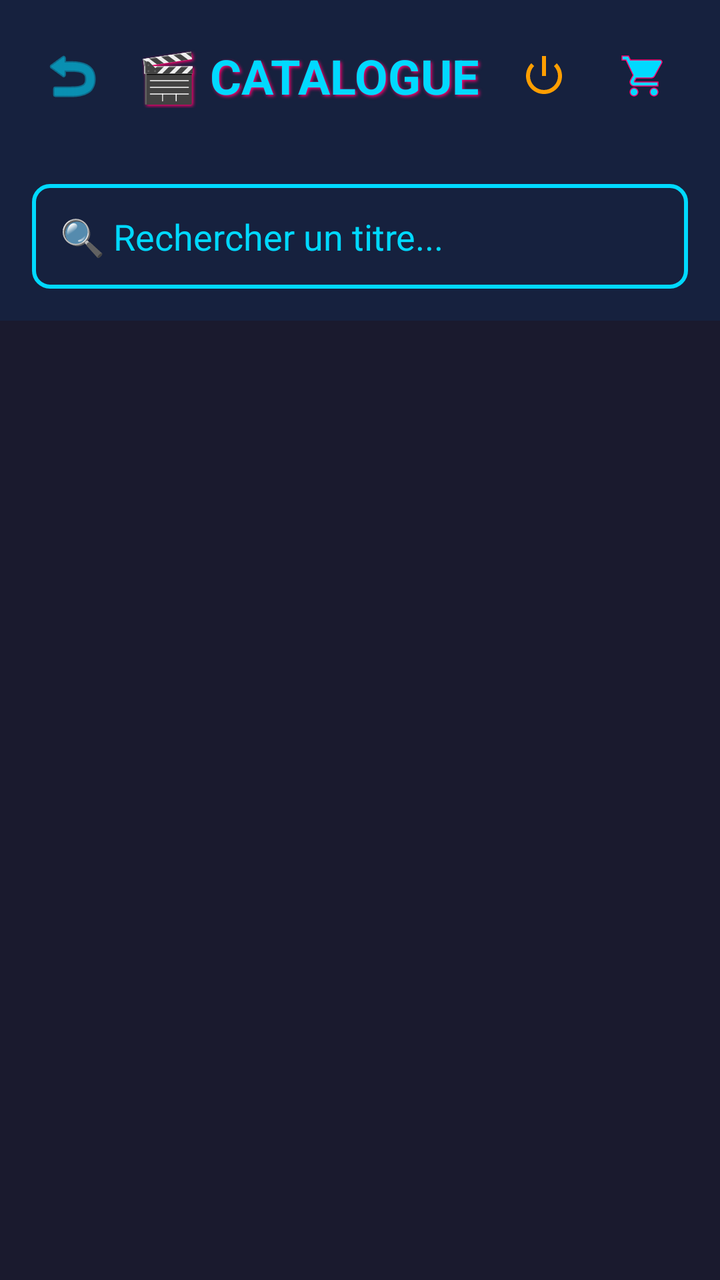
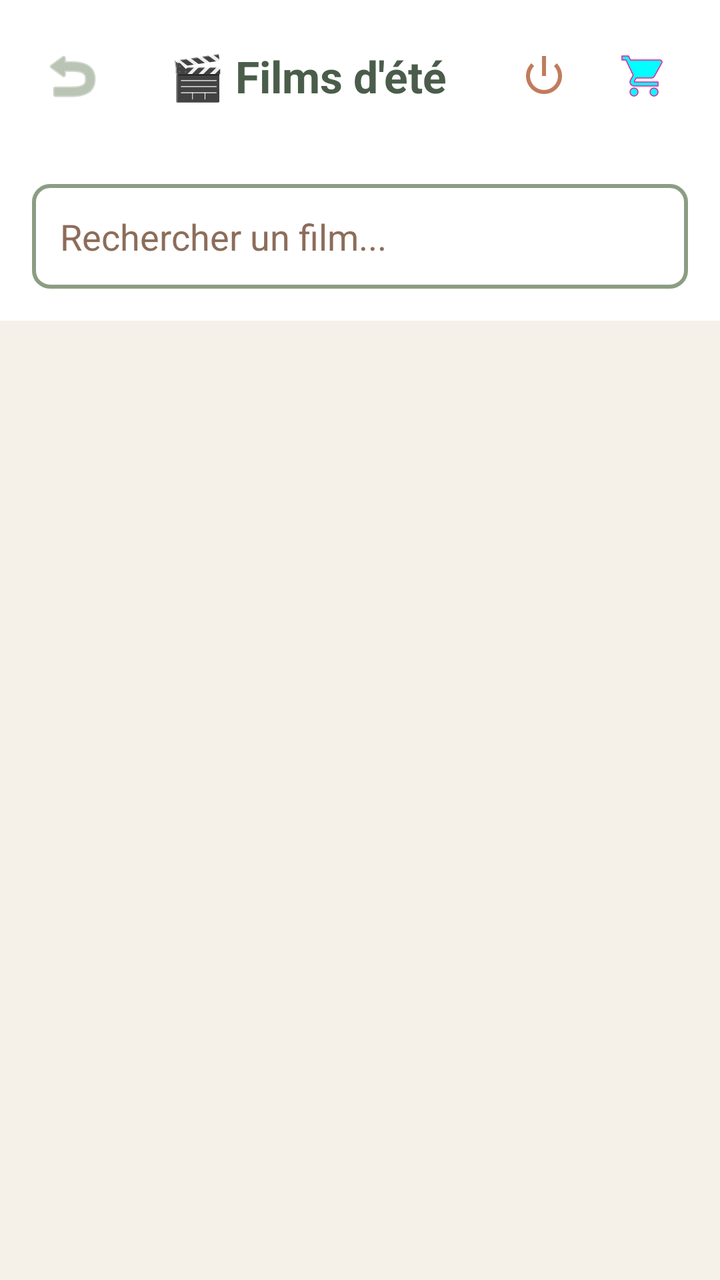

An Android layout rendered at two revisions. The XML below is the earlier revision; the diff shows what the commit changed to produce the second picture.
<!-- AndroidManifest.xml: application theme Theme.Applicationrftg -->
<!-- res/layout/activity_listefilms.xml -->
<?xml version="1.0" encoding="utf-8"?>
<LinearLayout xmlns:android="http://schemas.android.com/apk/res/android"
    android:layout_width="match_parent"
    android:layout_height="match_parent"
    android:orientation="vertical"
    android:background="@color/background_dark">

    
    <LinearLayout
        android:layout_width="match_parent"
        android:layout_height="wrap_content"
        android:orientation="horizontal"
        android:gravity="center_vertical"
        android:padding="16dp"
        android:background="@color/retro_light">

        <ImageButton
            android:id="@+id/btnRetour"
            android:layout_width="40dp"
            android:layout_height="40dp"
            android:background="?attr/selectableItemBackgroundBorderless"
            android:src="@android:drawable/ic_menu_revert"
            android:tint="@color/retro_cyan"
            android:contentDescription="Retour"/>

        <TextView
            android:id="@+id/tvHeader"
            android:layout_width="0dp"
            android:layout_height="wrap_content"
            android:layout_weight="1"
            android:text="🎬 CATALOGUE"
            android:textSize="24sp"
            android:textStyle="bold"
            android:textColor="@color/retro_cyan"
            android:shadowColor="@color/retro_pink"
            android:shadowDx="2"
            android:shadowDy="2"
            android:shadowRadius="4"
            android:gravity="center"/>

        
        <ImageButton
            android:id="@+id/btnDeconnexion"
            android:layout_width="40dp"
            android:layout_height="40dp"
            android:layout_marginRight="8dp"
            android:background="?attr/selectableItemBackgroundBorderless"
            android:src="@android:drawable/ic_lock_power_off"
            android:tint="@color/retro_orange"
            android:onClick="onDeconnexionClicked"
            android:contentDescription="Déconnexion"/>

        
        <FrameLayout
            android:layout_width="wrap_content"
            android:layout_height="wrap_content">

            <ImageButton
                android:id="@+id/btnPanier"
                android:layout_width="44dp"
                android:layout_height="44dp"
                android:background="?attr/selectableItemBackgroundBorderless"
                android:src="@drawable/ic_retro_cart"
                android:onClick="onPanierClicked"
                android:contentDescription="Panier"/>

            
            <TextView
                android:id="@+id/tvPanierBadge"
                android:layout_width="22dp"
                android:layout_height="22dp"
                android:layout_gravity="top|end"
                android:background="@drawable/retro_badge_background"
                android:gravity="center"
                android:text="0"
                android:textColor="@color/white"
                android:textSize="11sp"
                android:textStyle="bold"
                android:visibility="gone"/>

        </FrameLayout>
    </LinearLayout>

    
    <LinearLayout
        android:layout_width="match_parent"
        android:layout_height="wrap_content"
        android:orientation="horizontal"
        android:padding="16dp"
        android:background="@color/retro_light"
        android:focusable="true"
        android:focusableInTouchMode="true">

        <EditText
            android:id="@+id/searchBar"
            android:layout_width="match_parent"
            android:layout_height="wrap_content"
            android:hint="🔍 Rechercher un titre..."
            android:padding="14dp"
            android:textColor="@color/text_primary"
            android:textColorHint="@color/retro_cyan"
            android:background="@drawable/retro_edittext_background"
            android:inputType="text"
            android:maxLines="1"
            android:imeOptions="actionSearch"/>
    </LinearLayout>

    
    <FrameLayout
        android:layout_width="match_parent"
        android:layout_height="match_parent">

        
        <ListView
            android:id="@+id/listeFilms"
            android:layout_width="match_parent"
            android:layout_height="match_parent"
            android:divider="@android:color/transparent"
            android:dividerHeight="12dp"
            android:paddingLeft="16dp"
            android:paddingRight="16dp"
            android:paddingTop="8dp"
            android:paddingBottom="8dp"/>

        
        <ProgressBar
            android:id="@+id/progressBar"
            android:layout_width="wrap_content"
            android:layout_height="wrap_content"
            android:layout_gravity="center"
            android:indeterminateTint="@color/retro_cyan"
            android:visibility="gone"/>

    </FrameLayout>

</LinearLayout>
<!-- resources referenced by this layout -->
<resources>
  <color name="background_dark">#1A1A2E</color>
  <color name="retro_cyan">#00D9FF</color>
  <color name="retro_light">#16213E</color>
  <color name="retro_orange">#FF9E00</color>
  <color name="retro_pink">#FF006E</color>
  <color name="text_primary">#FFFFFF</color>
  <color name="white">#FFFFFFFF</color>
  <!-- drawable ic_retro_cart (drawable) -->
  <?xml version="1.0" encoding="utf-8"?>
  <vector xmlns:android="http://schemas.android.com/apk/res/android"
      android:width="24dp"
      android:height="24dp"
      android:viewportWidth="24"
      android:viewportHeight="24">
  
      
      <path
          android:fillColor="@color/retro_cyan"
          android:pathData="M7,18c-1.1,0 -1.99,0.9 -1.99,2S5.9,22 7,22s2,-0.9 2,-2 -0.9,-2 -2,-2zM1,2v2h2l3.6,7.59 -1.35,2.45c-0.16,0.28 -0.25,0.61 -0.25,0.96 0,1.1 0.9,2 2,2h12v-2L7.42,15c-0.14,0 -0.25,-0.11 -0.25,-0.25l0.03,-0.12 0.9,-1.63h7.45c0.75,0 1.41,-0.41 1.75,-1.03l3.58,-6.49c0.08,-0.14 0.12,-0.31 0.12,-0.48 0,-0.55 -0.45,-1 -1,-1L5.21,4l-0.94,-2L1,2zM17,18c-1.1,0 -1.99,0.9 -1.99,2s0.89,2 1.99,2 2,-0.9 2,-2 -0.9,-2 -2,-2z"/>
  
      
      <path
          android:strokeColor="@color/retro_pink"
          android:strokeWidth="0.5"
          android:fillColor="@android:color/transparent"
          android:pathData="M7,18c-1.1,0 -1.99,0.9 -1.99,2S5.9,22 7,22s2,-0.9 2,-2 -0.9,-2 -2,-2zM1,2v2h2l3.6,7.59 -1.35,2.45c-0.16,0.28 -0.25,0.61 -0.25,0.96 0,1.1 0.9,2 2,2h12v-2L7.42,15c-0.14,0 -0.25,-0.11 -0.25,-0.25l0.03,-0.12 0.9,-1.63h7.45c0.75,0 1.41,-0.41 1.75,-1.03l3.58,-6.49c0.08,-0.14 0.12,-0.31 0.12,-0.48 0,-0.55 -0.45,-1 -1,-1L5.21,4l-0.94,-2L1,2zM17,18c-1.1,0 -1.99,0.9 -1.99,2s0.89,2 1.99,2 2,-0.9 2,-2 -0.9,-2 -2,-2z"/>
  </vector>
  <!-- drawable retro_badge_background (drawable) -->
  <?xml version="1.0" encoding="utf-8"?>
  <shape xmlns:android="http://schemas.android.com/apk/res/android"
      android:shape="oval">
      <solid android:color="@color/retro_pink"/>
      <stroke
          android:width="2dp"
          android:color="@color/retro_yellow"/>
  </shape>
  <!-- drawable retro_edittext_background (drawable) -->
  <?xml version="1.0" encoding="utf-8"?>
  <shape xmlns:android="http://schemas.android.com/apk/res/android">
      <solid android:color="@color/card_background"/>
      <corners android:radius="8dp"/>
      <stroke
          android:width="2dp"
          android:color="@color/retro_cyan"/>
      <padding
          android:left="12dp"
          android:right="12dp"
          android:top="12dp"
          android:bottom="12dp"/>
  </shape>
  <style name="Theme.Applicationrftg" parent="Base.Theme.Applicationrftg" />
  <color name="retro_yellow">#FFD60A</color>
  <color name="card_background">#16213E</color>
  <style name="Base.Theme.Applicationrftg" parent="Theme.Material3.DayNight.NoActionBar">
          
          
      </style>
</resources>

<!-- the commit's change to res/layout/activity_listefilms.xml (unified diff, before → after) -->
@@ -12,7 +12,7 @@
         android:orientation="horizontal"
         android:gravity="center_vertical"
         android:padding="16dp"
-        android:background="@color/retro_light">
+        android:background="@color/card_background">
 
         <ImageButton
             android:id="@+id/btnRetour"
@@ -20,7 +20,7 @@
             android:layout_height="40dp"
             android:background="?attr/selectableItemBackgroundBorderless"
             android:src="@android:drawable/ic_menu_revert"
-            android:tint="@color/retro_cyan"
+            android:tint="@color/camping_sage"
             android:contentDescription="Retour"/>
 
         <TextView
@@ -28,14 +28,10 @@
             android:layout_width="0dp"
             android:layout_height="wrap_content"
             android:layout_weight="1"
-            android:text="🎬 CATALOGUE"
-            android:textSize="24sp"
+            android:text="🎬 Films d'été"
+            android:textSize="22sp"
             android:textStyle="bold"
-            android:textColor="@color/retro_cyan"
-            android:shadowColor="@color/retro_pink"
-            android:shadowDx="2"
-            android:shadowDy="2"
-            android:shadowRadius="4"
+            android:textColor="@color/camping_forest"
             android:gravity="center"/>
 
         
@@ -46,7 +42,7 @@
             android:layout_marginRight="8dp"
             android:background="?attr/selectableItemBackgroundBorderless"
             android:src="@android:drawable/ic_lock_power_off"
-            android:tint="@color/retro_orange"
+            android:tint="@color/camping_terracotta"
             android:onClick="onDeconnexionClicked"
             android:contentDescription="Déconnexion"/>
 
@@ -87,7 +83,7 @@
         android:layout_height="wrap_content"
         android:orientation="horizontal"
         android:padding="16dp"
-        android:background="@color/retro_light"
+        android:background="@color/card_background"
         android:focusable="true"
         android:focusableInTouchMode="true">
 
@@ -95,10 +91,10 @@
             android:id="@+id/searchBar"
             android:layout_width="match_parent"
             android:layout_height="wrap_content"
-            android:hint="🔍 Rechercher un titre..."
+            android:hint="Rechercher un film..."
             android:padding="14dp"
             android:textColor="@color/text_primary"
-            android:textColorHint="@color/retro_cyan"
+            android:textColorHint="@color/camping_earth"
             android:background="@drawable/retro_edittext_background"
             android:inputType="text"
             android:maxLines="1"
@@ -128,7 +124,7 @@
             android:layout_width="wrap_content"
             android:layout_height="wrap_content"
             android:layout_gravity="center"
-            android:indeterminateTint="@color/retro_cyan"
+            android:indeterminateTint="@color/camping_sage"
             android:visibility="gone"/>
 
     </FrameLayout>
<!-- resource entries referenced after the edit -->
@@ -1,11 +1,13 @@
 <!-- resources referenced by this layout -->
 <resources>
-  <color name="background_dark">#1A1A2E</color>
-  <color name="retro_cyan">#00D9FF</color>
-  <color name="retro_light">#16213E</color>
-  <color name="retro_orange">#FF9E00</color>
-  <color name="retro_pink">#FF006E</color>
-  <color name="text_primary">#FFFFFF</color>
+  <color name="background_dark">#F5F0E8</color>
+  <color name="camping_earth">#8C6D5A</color>
+  <color name="camping_forest">#4A5D4B</color>
+  <color name="camping_sage">#8B9D83</color>
+  <color name="camping_terracotta">#C17C5C</color>
+  <color name="retro_cyan">#00FFFF</color>
+  <color name="retro_pink">#FF1493</color>
+  <color name="text_primary">#2C3E2F</color>
   <color name="white">#FFFFFFFF</color>
   <!-- drawable ic_retro_cart (drawable) -->
   <?xml version="1.0" encoding="utf-8"?>
@@ -39,11 +41,11 @@
   <!-- drawable retro_edittext_background (drawable) -->
   <?xml version="1.0" encoding="utf-8"?>
   <shape xmlns:android="http://schemas.android.com/apk/res/android">
-      <solid android:color="@color/card_background"/>
+      <solid android:color="@color/white"/>
       <corners android:radius="8dp"/>
       <stroke
           android:width="2dp"
-          android:color="@color/retro_cyan"/>
+          android:color="@color/camping_sage"/>
       <padding
           android:left="12dp"
           android:right="12dp"
@@ -51,8 +53,8 @@
           android:bottom="12dp"/>
   </shape>
   <style name="Theme.Applicationrftg" parent="Base.Theme.Applicationrftg" />
-  <color name="retro_yellow">#FFD60A</color>
-  <color name="card_background">#16213E</color>
+  <color name="retro_yellow">#FFD700</color>
+  <color name="card_background">#FFFFFF</color>
   <style name="Base.Theme.Applicationrftg" parent="Theme.Material3.DayNight.NoActionBar">
           
           
